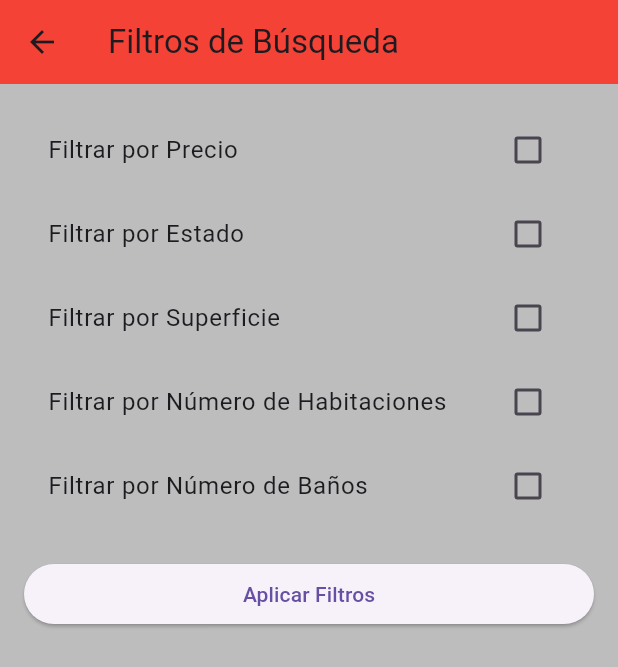
After one commit to Limberg03/inmoviva_flutter, a Flutter app: the FiltroBusquedaPage screen opened by its route, on a phone screen of 412 x 824 dp. The commit adds this screen. Shown: the top 667 px of the screen. Run offline on Flutter 3.47's test engine with Material 3 defaults, Android fonts, the phone set to English and light mode, and no system bars; our stand-ins replace file_picker, flutter_secure_storage, sqflite, sqflite_common_ffi; accounts and stored records are empty.

Commit message:
implementado filtro de busqueda

```diff
--- /dev/null
+++ b/lib/screens/busqueda/filtro_busqueda_page.dart
@@ -0,0 +1,215 @@
+import 'package:flutter/material.dart';
+import 'package:inmoviva/models/inventario.dart';
+
+class FiltroBusquedaPage extends StatefulWidget {
+  @override
+  _FiltroBusquedaPageState createState() => _FiltroBusquedaPageState();
+}
+
+class _FiltroBusquedaPageState extends State<FiltroBusquedaPage> {
+  bool _filtrarPorPrecio = false;
+  bool _filtrarPorEstado = false;
+  bool _filtrarPorSuperficie = false;
+  bool _filtrarPorHabitaciones = false;
+  bool _filtrarPorBanos = false;
+
+  // Controladores para los filtros
+  TextEditingController _precioMinController = TextEditingController();
+  TextEditingController _precioMaxController = TextEditingController();
+  TextEditingController _superficieMinController = TextEditingController();
+  TextEditingController _superficieMaxController = TextEditingController();
+  TextEditingController _habitacionesController = TextEditingController();
+  TextEditingController _banosController = TextEditingController();
+
+  // Lista de estados predefinidos
+  List<String> _estados = ['Libre', 'Vendido', 'Alquilado', 'Anticretico'];
+  String? _selectedEstado; // Variable para guardar el estado seleccionado
+
+  List<Inventario>? inventarios; // Lista de inventarios recibidos como argumento
+
+  @override
+  void didChangeDependencies() {
+    super.didChangeDependencies();
+    // Recibir la lista de inventarios pasada como argumento
+    inventarios = ModalRoute.of(context)?.settings.arguments as List<Inventario>?;
+  }
+
+  @override
+  Widget build(BuildContext context) {
+    return Scaffold(
+      appBar: AppBar(
+        title: Text("Filtros de Búsqueda"),
+      ),
+      body: Padding(
+        padding: const EdgeInsets.all(16.0),
+        child: ListView(
+          children: [
+            CheckboxListTile(
+              title: Text('Filtrar por Precio'),
+              value: _filtrarPorPrecio,
+              onChanged: (bool? value) {
+                setState(() {
+                  _filtrarPorPrecio = value ?? false;
+                });
+              },
+            ),
+            if (_filtrarPorPrecio) ...[
+              TextField(
+                controller: _precioMinController,
+                decoration: InputDecoration(labelText: 'Precio Mínimo'),
+                keyboardType: TextInputType.number,
+              ),
+              TextField(
+                controller: _precioMaxController,
+                decoration: InputDecoration(labelText: 'Precio Máximo'),
+                keyboardType: TextInputType.number,
+              ),
+            ],
+            CheckboxListTile(
+              title: Text('Filtrar por Estado'),
+              value: _filtrarPorEstado,
+              onChanged: (bool? value) {
+                setState(() {
+                  _filtrarPorEstado = value ?? false;
+                });
+              },
+            ),
+            if (_filtrarPorEstado)
+              DropdownButtonFormField<String>(
+                value: _selectedEstado,
+                items: _estados.map((String estado) {
+                  return DropdownMenuItem<String>(
+                    value: estado,
+                    child: Text(estado),
+                  );
+                }).toList(),
+                onChanged: (String? newValue) {
+                  setState(() {
+                    _selectedEstado = newValue;
+                  });
+                },
+                decoration: InputDecoration(
+                  labelText: 'Estado',
+                  border: OutlineInputBorder(),
+                ),
+                validator: (value) => value == null ? 'Por favor selecciona un estado' : null,
+              ),
+
+            // Filtro por Superficie
+            CheckboxListTile(
+              title: Text('Filtrar por Superficie'),
+              value: _filtrarPorSuperficie,
+              onChanged: (bool? value) {
+                setState(() {
+                  _filtrarPorSuperficie = value ?? false;
+                });
+              },
+            ),
+            if (_filtrarPorSuperficie) ...[
+              TextField(
+                controller: _superficieMinController,
+                decoration: InputDecoration(labelText: 'Superficie Mínima (m²)'),
+                keyboardType: TextInputType.number,
+              ),
+              TextField(
+                controller: _superficieMaxController,
+                decoration: InputDecoration(labelText: 'Superficie Máxima (m²)'),
+                keyboardType: TextInputType.number,
+              ),
+            ],
+
+            // Filtro por Habitaciones
+            CheckboxListTile(
+              title: Text('Filtrar por Número de Habitaciones'),
+              value: _filtrarPorHabitaciones,
+              onChanged: (bool? value) {
+                setState(() {
+                  _filtrarPorHabitaciones = value ?? false;
+                });
+              },
+            ),
+            if (_filtrarPorHabitaciones)
+              TextField(
+                controller: _habitacionesController,
+                decoration: InputDecoration(labelText: 'Número de Habitaciones'),
+                keyboardType: TextInputType.number,
+              ),
+
+            // Filtro por Baños
+            CheckboxListTile(
+              title: Text('Filtrar por Número de Baños'),
+              value: _filtrarPorBanos,
+              onChanged: (bool? value) {
+                setState(() {
+                  _filtrarPorBanos = value ?? false;
+                });
+              },
+            ),
+            if (_filtrarPorBanos)
+              TextField(
+                controller: _banosController,
+                decoration: InputDecoration(labelText: 'Número de Baños'),
+                keyboardType: TextInputType.number,
+              ),
+
+            SizedBox(height: 20),
+            ElevatedButton(
+              onPressed: () {
+                // Aplicar los filtros y regresar los inventarios filtrados
+                Navigator.pop(context, _aplicarFiltros());
+              },
+              child: Text('Aplicar Filtros'),
+            ),
+          ],
+        ),
+      ),
+    );
+  }
+
+  // Función para aplicar los filtros
+  List<Inventario> _aplicarFiltros() {
+    List<Inventario> inventariosFiltrados = inventarios ?? [];
+
+    if (_filtrarPorPrecio) {
+      double? minPrecio = double.tryParse(_precioMinController.text);
+      double? maxPrecio = double.tryParse(_precioMaxController.text);
+      inventariosFiltrados = inventariosFiltrados.where((inventario) {
+        final precio = inventario.precio ?? 0;
+        return (minPrecio == null || precio >= minPrecio) &&
+               (maxPrecio == null || precio <= maxPrecio);
+      }).toList();
+    }
+
+    if (_filtrarPorEstado && _selectedEstado != null) {
+      inventariosFiltrados = inventariosFiltrados.where((inventario) {
+        return inventario.estado == _selectedEstado;
+      }).toList();
+    }
+
+    if (_filtrarPorSuperficie) {
+      double? minSuperficie = double.tryParse(_superficieMinController.text);
+      double? maxSuperficie = double.tryParse(_superficieMaxController.text);
+      inventariosFiltrados = inventariosFiltrados.where((inventario) {
+        final superficie = inventario.superficie ?? 0;
+        return (minSuperficie == null || superficie >= minSuperficie) &&
+               (maxSuperficie == null || superficie <= maxSuperficie);
+      }).toList();
+    }
+
+    if (_filtrarPorHabitaciones) {
+      int? nroHabitaciones = int.tryParse(_habitacionesController.text);
+      inventariosFiltrados = inventariosFiltrados.where((inventario) {
+        return (nroHabitaciones == null || inventario.nroHabitaciones == nroHabitaciones);
+      }).toList();
+    }
+
+    if (_filtrarPorBanos) {
+      int? nroBanos = int.tryParse(_banosController.text);
+      inventariosFiltrados = inventariosFiltrados.where((inventario) {
+        return (nroBanos == null || inventario.nroBanos == nroBanos);
+      }).toList();
+    }
+
+    return inventariosFiltrados; // Devuelve la lista filtrada
+  }
+}
--- a/lib/screens/inventario/inventario_form_page.dart
+++ b/lib/screens/inventario/inventario_form_page.dart
@@ -19,13 +19,13 @@ class _InventarioFormPageState extends State<InventarioFormPage> {
   final _formKey = GlobalKey<FormState>();
   final _direccionController = TextEditingController();
   final _precioController = TextEditingController();
-  final _estadoController = TextEditingController();
   final _superficieController = TextEditingController();
   final _descripcionController = TextEditingController();
   final _nroHabitacionesController = TextEditingController();
   final _nroBanosController = TextEditingController();
   File? _imageFile;
   int? _selectedTipoPropiedadId;
+  String? _selectedEstado;
   final DBHelper _dbHelper = DBHelper();
 
   @override
@@ -34,12 +34,12 @@ class _InventarioFormPageState extends State<InventarioFormPage> {
     if (widget.inventario != null) {
       _direccionController.text = widget.inventario?.direccion ?? '';
       _precioController.text = widget.inventario?.precio?.toString() ?? '';
-      _estadoController.text = widget.inventario?.estado ?? '';
       _superficieController.text = widget.inventario?.superficie?.toString() ?? '';
       _descripcionController.text = widget.inventario?.descripcion ?? '';
       _nroHabitacionesController.text = widget.inventario?.nroHabitaciones?.toString() ?? '';
       _nroBanosController.text = widget.inventario?.nroBanos?.toString() ?? '';
       _selectedTipoPropiedadId = widget.inventario?.tipoPropiedadId;
+      _selectedEstado = widget.inventario?.estado;
       if (widget.inventario?.imagen != null) {
         _imageFile = File(widget.inventario!.imagen!);
       }
@@ -68,7 +68,7 @@ class _InventarioFormPageState extends State<InventarioFormPage> {
         id: widget.inventario?.id,
         direccion: _direccionController.text,
         precio: double.tryParse(_precioController.text),
-        estado: _estadoController.text,
+        estado: _selectedEstado,
         superficie: double.tryParse(_superficieController.text),
         descripcion: _descripcionController.text,
         nroHabitaciones: int.tryParse(_nroHabitacionesController.text),
@@ -113,7 +113,7 @@ class _InventarioFormPageState extends State<InventarioFormPage> {
                   child: _buildTextField(_precioController, 'Precio', 'Por favor ingresa el precio', Icons.attach_money, keyboardType: TextInputType.number),
                 ),
                 _buildCard(
-                  child: _buildTextField(_estadoController, 'Estado', 'Por favor ingresa el estado', Icons.info),
+                  child: _buildEstadoDropdown(), // Usamos el nuevo Dropdown para Estado
                 ),
                 _buildCard(
                   child: _buildTextField(_superficieController, 'Superficie', 'Por favor ingresa la superficie', Icons.square_foot, keyboardType: TextInputType.number),
@@ -201,6 +201,30 @@ class _InventarioFormPageState extends State<InventarioFormPage> {
     );
   }
 
+  Widget _buildEstadoDropdown() {
+    return DropdownButtonFormField<String>(
+      value: _selectedEstado,
+      items: ['Libre', 'Vendido', 'Alquilado', 'Anticretico'].map((String estado) {
+        return DropdownMenuItem<String>(
+          value: estado,
+          child: Text(estado),
+        );
+      }).toList(),
+      onChanged: (String? newValue) {
+        setState(() {
+          _selectedEstado = newValue;
+        });
+      },
+      decoration: InputDecoration(
+        labelText: 'Estado',
+        border: OutlineInputBorder(),
+        filled: true,
+        fillColor: Colors.white,
+      ),
+      validator: (value) => value == null ? 'Por favor selecciona un estado' : null,
+    );
+  }
+
   Widget _buildImagePicker() {
     return Column(
       children: [
```
Also changed, not shown: lib/components/utils/sidebar.dart (+7 -13 lines), lib/main.dart (+14 -6 lines), lib/screens/busqueda/inventario_page.dart (added, +270 -0 lines).
